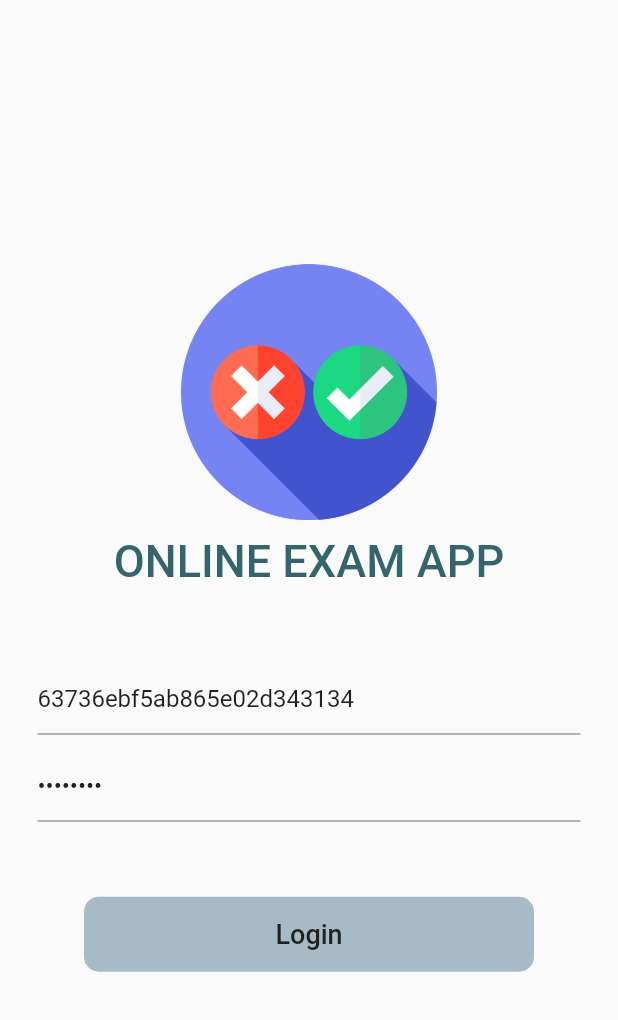
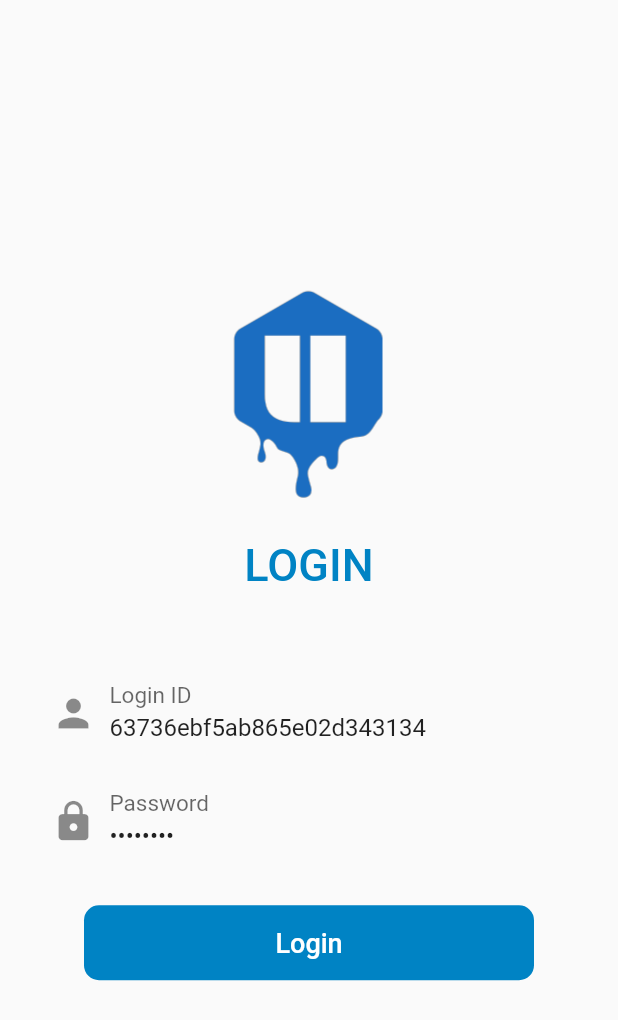
Before and after one commit to sovanmondal182/exam_app_frontend, a Flutter app: the screen it shows after launch, on a phone screen of 412 x 824 dp. Shown: the top 1020 px of the screen. Run offline on Flutter 3.47's test engine with Material 2 defaults, Android fonts, the phone set to English and light mode, and no system bars; our stand-ins replace camera, date_format, dio, flutter_dotenv, flutter_easyloading, flutter_mobx and 2 more; missing offline and left inert: confirm_dialog, duration, flutter_windowmanager, google_mlkit_face_detection; generated files the repository leaves out were written again; Roboto replaces fonts that are missing (assets/fonts/Roboto-Medium.ttf).

Commit message:
Theme changed and splash screen added

```diff
--- a/lib/constants/app_theme.dart
+++ b/lib/constants/app_theme.dart
@@ -8,9 +8,11 @@ class AppTheme {
     fontFamily: FontFamily.productSans,
     brightness: Brightness.light,
     primaryColor: Colors.indigo,
-    primaryColorLight: Colors.black12,
-    primaryColorDark: Colors.white,
-    primaryIconTheme: IconThemeData(color: Colors.indigo[200]),
+    primaryColorLight: Color.fromARGB(31, 121, 121, 121),
+    dialogBackgroundColor: Colors.white,
+    backgroundColor: Colors.white,
+    highlightColor: Color.fromARGB(255, 0, 131, 196),
+    primaryIconTheme: IconThemeData(color: Color.fromARGB(255, 161, 191, 206)),
   );
 
   static final ThemeData themeDataDark = ThemeData(
@@ -18,7 +20,9 @@ class AppTheme {
     brightness: Brightness.dark,
     primaryColor: Colors.purpleAccent[700],
     primaryColorLight: Colors.white10,
-    primaryColorDark: Colors.black87,
+    dialogBackgroundColor: Colors.black,
+    backgroundColor: Color.fromARGB(255, 4, 9, 36),
+    highlightColor: Color.fromARGB(255, 0, 131, 196),
     primaryIconTheme: IconThemeData(color: Colors.deepPurple[100]),
   );
 }
--- a/lib/main.dart
+++ b/lib/main.dart
@@ -1,7 +1,6 @@
 import 'package:exam_app/constants/routes.dart';
 import 'package:exam_app/constants/strings.dart';
-import 'package:exam_app/pages/home_page.dart';
-import 'package:exam_app/pages/login_page.dart';
+import 'package:exam_app/pages/splash.dart';
 import 'package:exam_app/stores/exam/assigned_exam_store.dart';
 import 'package:exam_app/stores/exam/exam_store.dart';
 import 'package:exam_app/stores/student/student_store.dart';
@@ -37,7 +36,8 @@ class MyApp extends StatelessWidget {
         title: Strings.appName,
         routes: Routes.routes,
         debugShowCheckedModeBanner: false,
-        home: _studentStore.isLoggedIn ? HomePage() : LoginPage(),
+        // home: _studentStore.isLoggedIn ? HomePage() : LoginPage(),
+        home: SplashScreen(),
         builder: EasyLoading.init(),
       ),
     );
--- a/lib/pages/login_page.dart
+++ b/lib/pages/login_page.dart
@@ -1,3 +1,4 @@
+import 'package:exam_app/constants/app_theme.dart';
 import 'package:exam_app/constants/routes.dart';
 import 'package:exam_app/constants/strings.dart';
 import 'package:exam_app/models/student/Student.dart';
@@ -46,7 +47,6 @@ class _LoginPageState extends State<LoginPage> {
       context
           .read<AssignedExamStore>()
           .getAssignedExams(student.id, student.token);
-
       AppUtils.dismissLoading();
       Navigator.pushReplacementNamed(context, Routes.home);
     } catch (e) {
@@ -78,20 +78,17 @@ class _LoginPageState extends State<LoginPage> {
                 mainAxisAlignment: MainAxisAlignment.center,
                 children: [
                   Image.asset(
-                    'assets/images/logo.png',
-                    scale: 3,
-                    key: Key("login_logo"),
+                    'assets/images/logo_app.png',
+                    scale: 1.5,
                   ),
-                  SizedBox(height: 10),
+                  SizedBox(height: 5),
                   Text(
-                    "ONLINE EXAM APP",
+                    "LOGIN",
                     style: TextStyle(
-                      fontFamily: "assets/fonts/Roboto-Medium.ttf",
                       fontSize: 30,
                       fontWeight: FontWeight.w500,
-                      color: Color(0xff34656d),
+                      color: AppTheme.themeData.highlightColor,
                     ),
-                    key: Key("login_app_name"),
                   )
                 ],
               ),
@@ -106,7 +103,15 @@ class _LoginPageState extends State<LoginPage> {
                 key: Key(Strings.idFieldKey),
                 controller: _idController,
                 decoration: InputDecoration(
-                  hintText: Strings.idFieldHint,
+                  border: InputBorder.none,
+                  prefixIcon: Icon(
+                    Icons.person,
+                    size: 30,
+                  ),
+                  label: Text(
+                    'Login ID',
+                  ),
+                  labelStyle: TextStyle(fontSize: 20),
                   errorText: isIdValid ? null : Strings.idFieldError,
                 ),
               ),
@@ -117,14 +122,24 @@ class _LoginPageState extends State<LoginPage> {
                 key: Key(Strings.passwordFieldKey),
                 controller: _passwordController,
                 decoration: InputDecoration(
-                  hintText: Strings.passwordFieldHint,
+                  border: InputBorder.none,
+                  prefixIcon: Icon(
+                    Icons.lock,
+                    size: 30,
+                  ),
+                  label: Text(
+                    Strings.passwordFieldHint,
+                  ),
+                  labelStyle: TextStyle(
+                    fontSize: 20,
+                  ),
                   errorText:
                       isPasswordValid ? null : Strings.passwordFieldError,
                 ),
                 obscureText: true,
               ),
             ),
-            SizedBox(height: 50),
+            SizedBox(height: 25),
             GestureDetector(
               onTap: () => _loginPressed(context),
               key: Key(Strings.loginButtonKey),
@@ -132,7 +147,7 @@ class _LoginPageState extends State<LoginPage> {
                 height: 50,
                 width: 300,
                 decoration: BoxDecoration(
-                  color: Color(0xffa7bbc7),
+                  color: AppTheme.themeDataDark.highlightColor,
                   borderRadius: BorderRadius.circular(10.0),
                 ),
                 child: Center(
@@ -141,7 +156,7 @@ class _LoginPageState extends State<LoginPage> {
                     style: TextStyle(
                       fontSize: 18,
                       fontWeight: FontWeight.w500,
-                      color: Colors.grey.shade900,
+                      color: Colors.white,
                     ),
                   ),
                 ),
--- a/lib/widgets/exam/exam_navigation_buttons.dart
+++ b/lib/widgets/exam/exam_navigation_buttons.dart
@@ -1,3 +1,4 @@
+import 'package:exam_app/constants/app_theme.dart';
 import 'package:exam_app/models/student/Student.dart';
 import 'package:exam_app/stores/exam/exam_store.dart';
 import 'package:exam_app/stores/student/student_store.dart';
@@ -29,7 +30,7 @@ class ExamNavigationButtons extends StatelessWidget {
             return context.watch<ExamStore>().isLastQuestion
                 ? ExamButton(
                     text: "END EXAM",
-                    color: Colors.red,
+                    color: Color.fromARGB(255, 177, 49, 40),
                     onPressed: () async {
                       bool confirmEnd = await confirm(
                         context,
@@ -52,6 +53,7 @@ class ExamNavigationButtons extends StatelessWidget {
                     },
                   )
                 : ExamButton(
+                    color: AppTheme.themeDataDark.highlightColor,
                     text: "NEXT",
                     onPressed: () {
                       context.read<ExamStore>().goToNextQuestion();
--- a/pubspec.yaml
+++ b/pubspec.yaml
@@ -54,4 +54,5 @@ flutter:
 
   assets:
     - .env
-    - assets/images/logo.png
+    - assets/images/
+    - assets/fonts/
```
Also changed, not shown: lib/pages/exam_page.dart (+11 -9 lines), lib/pages/home_page.dart (+41 -27 lines), lib/pages/result.dart (+25 -7 lines), lib/pages/splash.dart (+40 -12 lines), lib/widgets/exam/question_button.dart (+4 -4 lines), lib/widgets/exam/question_widget.dart (+7 -4 lines), lib/widgets/home/exam_card.dart (+8 -4 lines), assets/images/logo.png, assets/images/logo_app.png (added), 7 other files.
